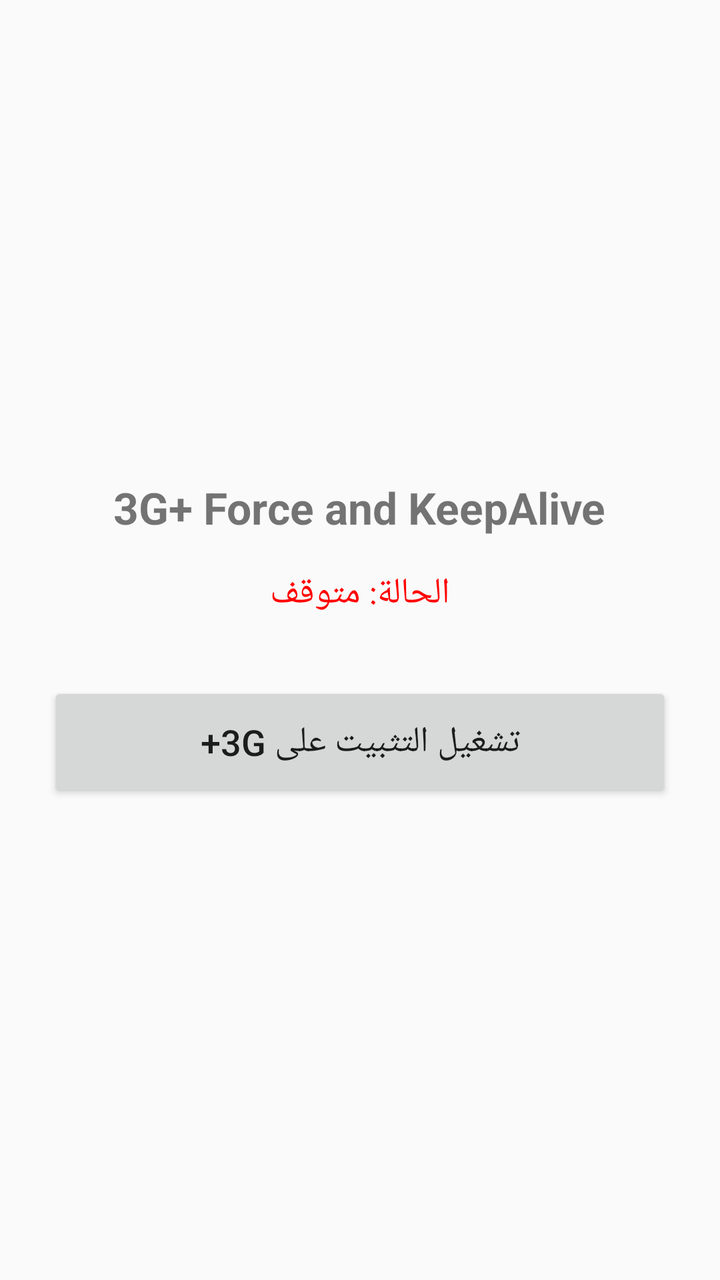
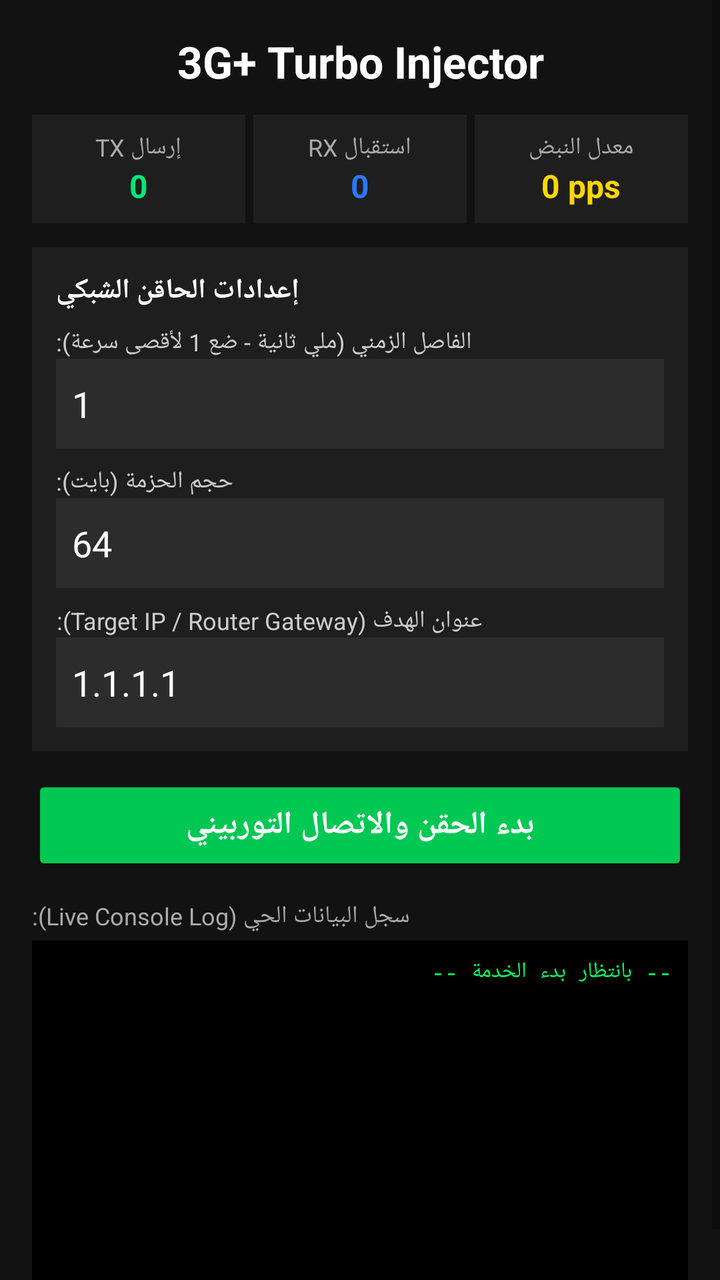

Compare the two renders of this Android layout. The source of the first and the diff that turns it into the second are given below.
<!-- AndroidManifest.xml: application theme Theme.AppCompat.Light.DarkActionBar -->
<!-- res/layout/activity_main.xml -->
<?xml version="1.0" encoding="utf-8"?>
<LinearLayout xmlns:android="http://schemas.android.com/apk/res/android"
    android:layout_width="match_parent"
    android:layout_height="match_parent"
    android:gravity="center"
    android:orientation="vertical"
    android:padding="24dp">

    <TextView
        android:id="@+id/tvTitle"
        android:layout_width="wrap_content"
        android:layout_height="wrap_content"
        android:text="3G+ Force and KeepAlive"
        android:textSize="22sp"
        android:textStyle="bold"
        android:layout_marginBottom="16dp" />

    <TextView
        android:id="@+id/tvStatus"
        android:layout_width="wrap_content"
        android:layout_height="wrap_content"
        android:text="الحالة: متوقف"
        android:textSize="18sp"
        android:textColor="#FF0000"
        android:layout_marginBottom="32dp" />

    <Button
        android:id="@+id/btnToggle"
        android:layout_width="match_parent"
        android:layout_height="60dp"
        android:text="تشغيل التثبيت على 3G+"
        android:textSize="18sp" />

</LinearLayout>
<!-- resources referenced by this layout -->
<resources>

</resources>

<!-- the commit's change to res/layout/activity_main.xml (unified diff, before → after) -->
@@ -1,34 +1,215 @@
 <?xml version="1.0" encoding="utf-8"?>
-<LinearLayout xmlns:android="http://schemas.android.com/apk/res/android"
+<ScrollView xmlns:android="http://schemas.android.com/apk/res/android"
     android:layout_width="match_parent"
     android:layout_height="match_parent"
-    android:gravity="center"
-    android:orientation="vertical"
-    android:padding="24dp">
-
-    <TextView
-        android:id="@+id/tvTitle"
-        android:layout_width="wrap_content"
+    android:background="#121212"
+    android:fillViewport="true">
+
+    <LinearLayout
+        android:layout_width="match_parent"
         android:layout_height="wrap_content"
-        android:text="3G+ Force and KeepAlive"
-        android:textSize="22sp"
-        android:textStyle="bold"
-        android:layout_marginBottom="16dp" />
-
-    <TextView
-        android:id="@+id/tvStatus"
-        android:layout_width="wrap_content"
-        android:layout_height="wrap_content"
-        android:text="الحالة: متوقف"
-        android:textSize="18sp"
-        android:textColor="#FF0000"
-        android:layout_marginBottom="32dp" />
-
-    <Button
-        android:id="@+id/btnToggle"
-        android:layout_width="match_parent"
-        android:layout_height="60dp"
-        android:text="تشغيل التثبيت على 3G+"
-        android:textSize="18sp" />
-
-</LinearLayout>
+        android:orientation="vertical"
+        android:padding="16dp">
+
+        <TextView
+            android:layout_width="match_parent"
+            android:layout_height="wrap_content"
+            android:text="3G+ Turbo Injector"
+            android:textColor="#FFFFFF"
+            android:textSize="22sp"
+            android:textStyle="bold"
+            android:gravity="center"
+            android:layout_marginBottom="12dp" />
+
+        
+        <LinearLayout
+            android:layout_width="match_parent"
+            android:layout_height="wrap_content"
+            android:orientation="horizontal"
+            android:weightSum="3"
+            android:layout_marginBottom="12dp">
+
+            <LinearLayout
+                android:layout_width="0dp"
+                android:layout_height="wrap_content"
+                android:layout_weight="1"
+                android:background="#1E1E1E"
+                android:padding="8dp"
+                android:layout_marginEnd="4dp"
+                android:orientation="vertical"
+                android:gravity="center">
+                <TextView
+                    android:layout_width="wrap_content"
+                    android:layout_height="wrap_content"
+                    android:text="إرسال TX"
+                    android:textColor="#AAAAAA"
+                    android:textSize="12sp" />
+                <TextView
+                    android:id="@+id/tvSentCount"
+                    android:layout_width="wrap_content"
+                    android:layout_height="wrap_content"
+                    android:text="0"
+                    android:textColor="#00E676"
+                    android:textSize="16sp"
+                    android:textStyle="bold" />
+            </LinearLayout>
+
+            <LinearLayout
+                android:layout_width="0dp"
+                android:layout_height="wrap_content"
+                android:layout_weight="1"
+                android:background="#1E1E1E"
+                android:padding="8dp"
+                android:layout_marginEnd="4dp"
+                android:orientation="vertical"
+                android:gravity="center">
+                <TextView
+                    android:layout_width="wrap_content"
+                    android:layout_height="wrap_content"
+                    android:text="استقبال RX"
+                    android:textColor="#AAAAAA"
+                    android:textSize="12sp" />
+                <TextView
+                    android:id="@+id/tvRecvCount"
+                    android:layout_width="wrap_content"
+                    android:layout_height="wrap_content"
+                    android:text="0"
+                    android:textColor="#2979FF"
+                    android:textSize="16sp"
+                    android:textStyle="bold" />
+            </LinearLayout>
+
+            <LinearLayout
+                android:layout_width="0dp"
+                android:layout_height="wrap_content"
+                android:layout_weight="1"
+                android:background="#1E1E1E"
+                android:padding="8dp"
+                android:orientation="vertical"
+                android:gravity="center">
+                <TextView
+                    android:layout_width="wrap_content"
+                    android:layout_height="wrap_content"
+                    android:text="معدل النبض"
+                    android:textColor="#AAAAAA"
+                    android:textSize="12sp" />
+                <TextView
+                    android:id="@+id/tvSpeed"
+                    android:layout_width="wrap_content"
+                    android:layout_height="wrap_content"
+                    android:text="0 pps"
+                    android:textColor="#FFD600"
+                    android:textSize="16sp"
+                    android:textStyle="bold" />
+            </LinearLayout>
+        </LinearLayout>
+
+        
+        <LinearLayout
+            android:layout_width="match_parent"
+            android:layout_height="wrap_content"
+            android:orientation="vertical"
+            android:background="#1E1E1E"
+            android:padding="12dp"
+            android:layout_marginBottom="12dp">
+
+            <TextView
+                android:layout_width="wrap_content"
+                android:layout_height="wrap_content"
+                android:text="إعدادات الحاقن الشبكي"
+                android:textColor="#FFFFFF"
+                android:textSize="14sp"
+                android:textStyle="bold"
+                android:layout_marginBottom="8dp" />
+
+            <TextView
+                android:layout_width="wrap_content"
+                android:layout_height="wrap_content"
+                android:text="الفاصل الزمني (ملي ثانية - ضع 1 لأقصى سرعة):"
+                android:textColor="#CCCCCC"
+                android:textSize="12sp" />
+            <EditText
+                android:id="@+id/etInterval"
+                android:layout_width="match_parent"
+                android:layout_height="45dp"
+                android:inputType="number"
+                android:text="1"
+                android:textColor="#FFFFFF"
+                android:background="#2C2C2C"
+                android:padding="8dp"
+                android:layout_marginBottom="8dp" />
+
+            <TextView
+                android:layout_width="wrap_content"
+                android:layout_height="wrap_content"
+                android:text="حجم الحزمة (بايت):"
+                android:textColor="#CCCCCC"
+                android:textSize="12sp" />
+            <EditText
+                android:id="@+id/etPacketSize"
+                android:layout_width="match_parent"
+                android:layout_height="45dp"
+                android:inputType="number"
+                android:text="64"
+                android:textColor="#FFFFFF"
+                android:background="#2C2C2C"
+                android:padding="8dp"
+                android:layout_marginBottom="8dp" />
+
+            <TextView
+                android:layout_width="wrap_content"
+                android:layout_height="wrap_content"
+                android:text="عنوان الهدف (Target IP / Router Gateway):"
+                android:textColor="#CCCCCC"
+                android:textSize="12sp" />
+            <EditText
+                android:id="@+id/etTargetIp"
+                android:layout_width="match_parent"
+                android:layout_height="45dp"
+                android:inputType="text"
+                android:text="1.1.1.1"
+                android:textColor="#FFFFFF"
+                android:background="#2C2C2C"
+                android:padding="8dp" />
+        </LinearLayout>
+
+        
+        <Button
+            android:id="@+id/btnToggle"
+            android:layout_width="match_parent"
+            android:layout_height="50dp"
+            android:text="بدء الحقن والاتصال التوربيني"
+            android:textSize="16sp"
+            android:textStyle="bold"
+            android:backgroundTint="#00C853"
+            android:textColor="#FFFFFF"
+            android:layout_marginBottom="12dp" />
+
+        
+        <TextView
+            android:layout_width="wrap_content"
+            android:layout_height="wrap_content"
+            android:text="سجل البيانات الحي (Live Console Log):"
+            android:textColor="#AAAAAA"
+            android:textSize="12sp"
+            android:layout_marginBottom="4dp" />
+
+        <ScrollView
+            android:id="@+id/scrollConsole"
+            android:layout_width="match_parent"
+            android:layout_height="180dp"
+            android:background="#000000"
+            android:padding="8dp">
+
+            <TextView
+                android:id="@+id/tvConsole"
+                android:layout_width="match_parent"
+                android:layout_height="wrap_content"
+                android:text="-- بانتظار بدء الخدمة --\n"
+                android:textColor="#00FF66"
+                android:typeface="monospace"
+                android:textSize="11sp" />
+        </ScrollView>
+
+    </LinearLayout>
+</ScrollView>
